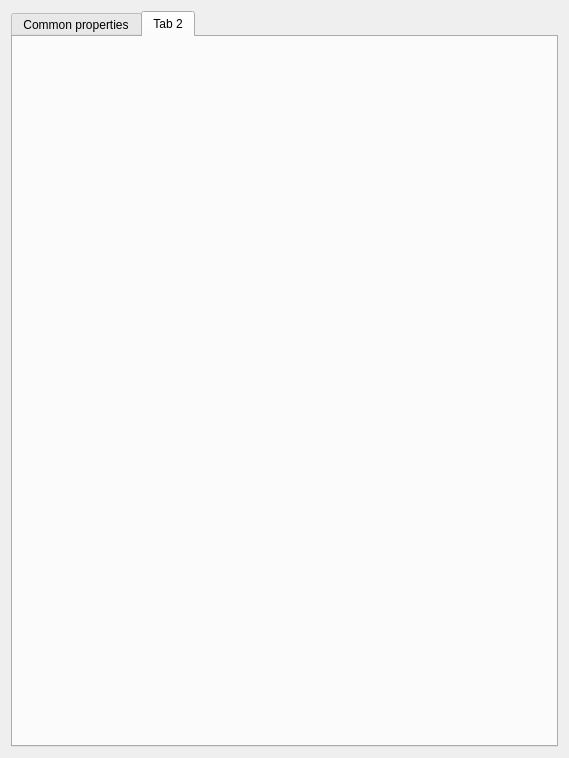
isis-group/vast, file plugins/PropertyTool/forms/propertyToolDialog.ui: the form before one commit.
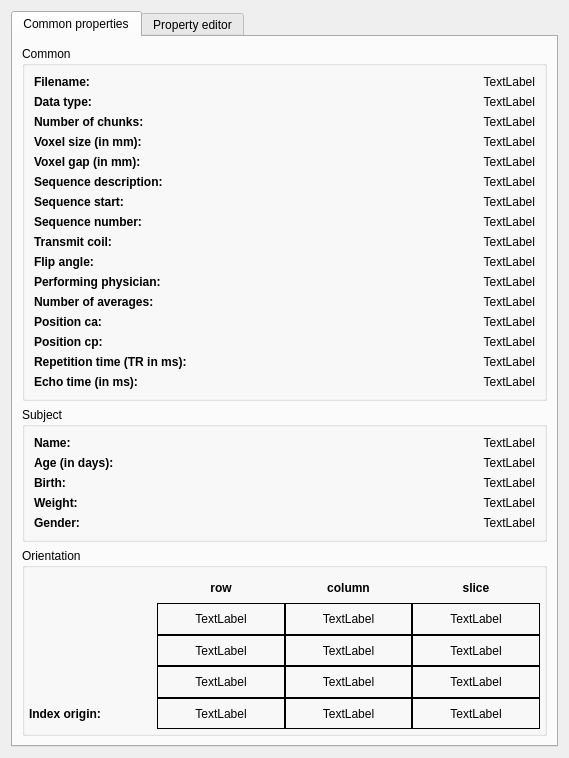
The form after the commit. The open tabs and pages were chosen to show the change.

Commit message: the property tool now consists of a tree view

Patch:
```diff
--- a/plugins/PropertyTool/forms/propertyToolDialog.ui
+++ b/plugins/PropertyTool/forms/propertyToolDialog.ui
@@ -22,7 +22,10 @@
   <layout class="QGridLayout" name="gridLayout">
    <item row="0" column="0">
     <widget class="QTabWidget" name="tabWidget">
-     <widget class="QWidget" name="tab">
+     <property name="currentIndex">
+      <number>1</number>
+     </property>
+     <widget class="QWidget" name="commonTab">
       <attribute name="title">
        <string>Common properties</string>
       </attribute>
@@ -33,7 +36,7 @@
           <string>Common</string>
          </property>
          <layout class="QGridLayout" name="gridLayout_4">
-          <item row="9" column="1">
+          <item row="10" column="1">
            <widget class="QLabel" name="performingPhysician">
             <property name="text">
              <string>TextLabel</string>
@@ -43,7 +46,7 @@
             </property>
            </widget>
           </item>
-          <item row="2" column="1">
+          <item row="3" column="1">
            <widget class="QLabel" name="voxelSize">
             <property name="text">
              <string>TextLabel</string>
@@ -53,7 +56,7 @@
             </property>
            </widget>
           </item>
-          <item row="12" column="0">
+          <item row="13" column="0">
            <widget class="QLabel" name="L_positionCP">
             <property name="font">
              <font>
@@ -76,7 +79,7 @@
             </property>
            </widget>
           </item>
-          <item row="10" column="0">
+          <item row="11" column="0">
            <widget class="QLabel" name="L_numberOfAverages">
             <property name="font">
              <font>
@@ -89,7 +92,7 @@
             </property>
            </widget>
           </item>
-          <item row="7" column="0">
+          <item row="8" column="0">
            <widget class="QLabel" name="L_transmitCoil">
             <property name="font">
              <font>
@@ -102,7 +105,7 @@
             </property>
            </widget>
           </item>
-          <item row="4" column="0">
+          <item row="5" column="0">
            <widget class="QLabel" name="L_sequenceDescription">
             <property name="font">
              <font>
@@ -115,7 +118,7 @@
             </property>
            </widget>
           </item>
-          <item row="6" column="0">
+          <item row="7" column="0">
            <widget class="QLabel" name="L_sequenceNumber">
             <property name="font">
              <font>
@@ -128,7 +131,7 @@
             </property>
            </widget>
           </item>
-          <item row="2" column="0">
+          <item row="3" column="0">
            <widget class="QLabel" name="L_voxelSize">
             <property name="font">
              <font>
@@ -137,7 +140,7 @@
              </font>
             </property>
             <property name="text">
-             <string>Voxel size:</string>
+             <string>Voxel size (in mm):</string>
             </property>
            </widget>
           </item>
@@ -151,7 +154,7 @@
             </property>
            </widget>
           </item>
-          <item row="11" column="0">
+          <item row="12" column="0">
            <widget class="QLabel" name="L_positionCA">
             <property name="font">
              <font>
@@ -164,7 +167,7 @@
             </property>
            </widget>
           </item>
-          <item row="4" column="1">
+          <item row="5" column="1">
            <widget class="QLabel" name="sequenceDescription">
             <property name="text">
              <string>TextLabel</string>
@@ -174,7 +177,7 @@
             </property>
            </widget>
           </item>
-          <item row="3" column="1">
+          <item row="4" column="1">
            <widget class="QLabel" name="voxelGap">
             <property name="text">
              <string>TextLabel</string>
@@ -184,17 +187,17 @@
             </property>
            </widget>
           </item>
-          <item row="6" column="1">
-           <widget class="QLabel" name="sequenceNumber">
-            <property name="text">
-             <string>TextLabel</string>
-            </property>
-            <property name="alignment">
-             <set>Qt::AlignRight|Qt::AlignTrailing|Qt::AlignVCenter</set>
-            </property>
-           </widget>
-          </item>
           <item row="7" column="1">
+           <widget class="QLabel" name="sequenceNumber">
+            <property name="text">
+             <string>TextLabel</string>
+            </property>
+            <property name="alignment">
+             <set>Qt::AlignRight|Qt::AlignTrailing|Qt::AlignVCenter</set>
+            </property>
+           </widget>
+          </item>
+          <item row="8" column="1">
            <widget class="QLabel" name="transmitCoil">
             <property name="text">
              <string>TextLabel</string>
@@ -204,17 +207,17 @@
             </property>
            </widget>
           </item>
-          <item row="10" column="1">
-           <widget class="QLabel" name="numberOfAverages">
-            <property name="text">
-             <string>TextLabel</string>
-            </property>
-            <property name="alignment">
-             <set>Qt::AlignRight|Qt::AlignTrailing|Qt::AlignVCenter</set>
-            </property>
-           </widget>
-          </item>
           <item row="11" column="1">
+           <widget class="QLabel" name="numberOfAverages">
+            <property name="text">
+             <string>TextLabel</string>
+            </property>
+            <property name="alignment">
+             <set>Qt::AlignRight|Qt::AlignTrailing|Qt::AlignVCenter</set>
+            </property>
+           </widget>
+          </item>
+          <item row="12" column="1">
            <widget class="QLabel" name="positionCA">
             <property name="text">
              <string>TextLabel</string>
@@ -224,7 +227,7 @@
             </property>
            </widget>
           </item>
-          <item row="5" column="1">
+          <item row="6" column="1">
            <widget class="QLabel" name="sequenceStart">
             <property name="text">
              <string>TextLabel</string>
@@ -234,7 +237,7 @@
             </property>
            </widget>
           </item>
-          <item row="13" column="0">
+          <item row="14" column="0">
            <widget class="QLabel" name="L_repetitionTime">
             <property name="font">
              <font>
@@ -247,7 +250,7 @@
             </property>
            </widget>
           </item>
-          <item row="5" column="0">
+          <item row="6" column="0">
            <widget class="QLabel" name="L_sequenceStart">
             <property name="font">
              <font>
@@ -273,7 +276,7 @@
             </property>
            </widget>
           </item>
-          <item row="8" column="1">
+          <item row="9" column="1">
            <widget class="QLabel" name="flipAngle">
             <property name="text">
              <string>TextLabel</string>
@@ -283,7 +286,7 @@
             </property>
            </widget>
           </item>
-          <item row="13" column="1">
+          <item row="14" column="1">
            <widget class="QLabel" name="repetitionTime">
             <property name="text">
              <string>TextLabel</string>
@@ -293,7 +296,7 @@
             </property>
            </widget>
           </item>
-          <item row="3" column="0">
+          <item row="4" column="0">
            <widget class="QLabel" name="L_voxelGap">
             <property name="font">
              <font>
@@ -302,11 +305,11 @@
              </font>
             </property>
             <property name="text">
-             <string>Voxel gap:</string>
+             <string>Voxel gap (in mm):</string>
             </property>
            </widget>
           </item>
-          <item row="9" column="0">
+          <item row="10" column="0">
            <widget class="QLabel" name="L_performingPhysician">
             <property name="font">
              <font>
@@ -332,7 +335,7 @@
             </property>
            </widget>
           </item>
-          <item row="8" column="0">
+          <item row="9" column="0">
            <widget class="QLabel" name="L_flipAngle">
             <property name="font">
              <font>
@@ -345,7 +348,7 @@
             </property>
            </widget>
           </item>
-          <item row="12" column="1">
+          <item row="13" column="1">
            <widget class="QLabel" name="positionCP">
             <property name="text">
              <string>TextLabel</string>
@@ -355,7 +358,7 @@
             </property>
            </widget>
           </item>
-          <item row="14" column="0">
+          <item row="15" column="0">
            <widget class="QLabel" name="L_echoTime">
             <property name="font">
              <font>
@@ -368,7 +371,7 @@
             </property>
            </widget>
           </item>
-          <item row="14" column="1">
+          <item row="15" column="1">
            <widget class="QLabel" name="echoTime">
             <property name="text">
              <string>TextLabel</string>
@@ -378,6 +381,29 @@
             </property>
            </widget>
           </item>
+          <item row="2" column="0">
+           <widget class="QLabel" name="L_numberOfChunks">
+            <property name="font">
+             <font>
+              <weight>75</weight>
+              <bold>true</bold>
+             </font>
+            </property>
+            <property name="text">
+             <string>Number of chunks:</string>
+            </property>
+           </widget>
+          </item>
+          <item row="2" column="1">
+           <widget class="QLabel" name="numberOfChunks">
+            <property name="text">
+             <string>TextLabel</string>
+            </property>
+            <property name="alignment">
+             <set>Qt::AlignRight|Qt::AlignTrailing|Qt::AlignVCenter</set>
+            </property>
+           </widget>
+          </item>
          </layout>
         </widget>
        </item>
@@ -882,7 +908,7 @@
      </widget>
      <widget class="QWidget" name="tab_2">
       <attribute name="title">
-       <string>Tab 2</string>
+       <string>Property editor</string>
       </attribute>
      </widget>
     </widget>
```
Left out of the diff: 29 changed lines with no effect on the pictures. The commit also changes 6 other files.
